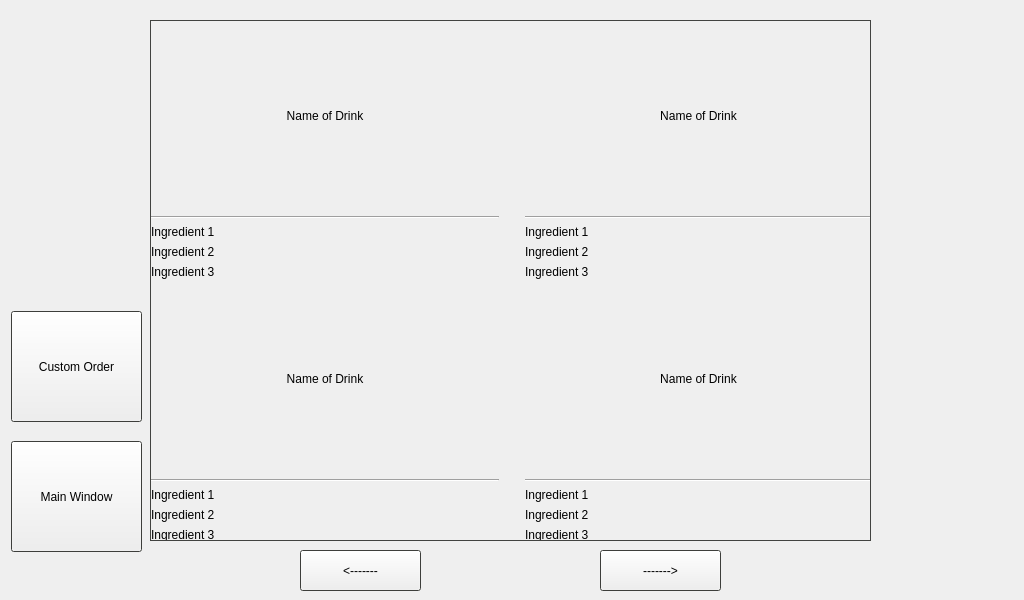
BartenderButlerBot/Application, file UI/stackedFinalSetup.ui: the form before one commit.
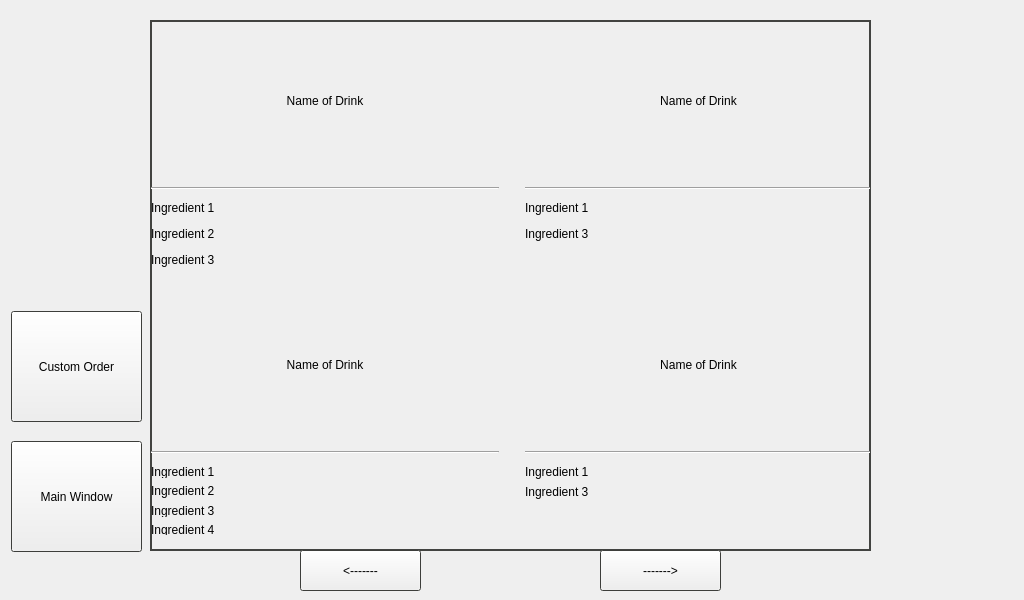
The form after the commit.

The edit to the form file:
```diff
--- a/UI/stackedFinalSetup.ui
+++ b/UI/stackedFinalSetup.ui
@@ -1435,7 +1435,7 @@
        <x>150</x>
        <y>20</y>
        <width>721</width>
-       <height>521</height>
+       <height>531</height>
       </rect>
      </property>
      <property name="frameShape">
@@ -1445,29 +1445,216 @@
       <number>0</number>
      </property>
      <widget class="QWidget" name="page_4">
+      <widget class="QFrame" name="frame">
+       <property name="geometry">
+        <rect>
+         <x>0</x>
+         <y>0</y>
+         <width>719</width>
+         <height>529</height>
+        </rect>
+       </property>
+       <property name="frameShape">
+        <enum>QFrame::StyledPanel</enum>
+       </property>
+       <property name="frameShadow">
+        <enum>QFrame::Raised</enum>
+       </property>
       <widget class="QWidget" name="gridLayoutWidget_4">
        <property name="geometry">
         <rect>
          <x>0</x>
          <y>0</y>
          <width>721</width>
-         <height>521</height>
+          <height>531</height>
         </rect>
        </property>
        <layout class="QGridLayout" name="gridLayout_menu">
         <property name="sizeConstraint">
          <enum>QLayout::SetDefaultConstraint</enum>
         </property>
+         <item row="1" column="2">
+          <layout class="QVBoxLayout" name="verticalLayout_menuRecipe_12">
+           <item>
+            <widget class="QPushButton" name="pushButton">
+             <property name="sizePolicy">
+              <sizepolicy hsizetype="MinimumExpanding" vsizetype="Fixed">
+               <horstretch>0</horstretch>
+               <verstretch>0</verstretch>
+              </sizepolicy>
+             </property>
+             <property name="minimumSize">
+              <size>
+               <width>0</width>
+               <height>150</height>
+              </size>
+             </property>
+             <property name="text">
+              <string>Name of Drink</string>
+             </property>
+             <property name="flat">
+              <bool>true</bool>
+             </property>
+            </widget>
+           </item>
+           <item>
+            <widget class="Line" name="line_menuRecipe_12">
+             <property name="orientation">
+              <enum>Qt::Horizontal</enum>
+             </property>
+            </widget>
+           </item>
+           <item>
+            <widget class="QWidget" name="widget_5" native="true">
+             <property name="sizePolicy">
+              <sizepolicy hsizetype="Preferred" vsizetype="Fixed">
+               <horstretch>0</horstretch>
+               <verstretch>0</verstretch>
+              </sizepolicy>
+             </property>
+             <property name="minimumSize">
+              <size>
+               <width>0</width>
+               <height>70</height>
+              </size>
+             </property>
+             <widget class="QWidget" name="verticalLayoutWidget_7">
+              <property name="geometry">
+               <rect>
+                <x>0</x>
+                <y>0</y>
+                <width>342</width>
+                <height>71</height>
+               </rect>
+              </property>
+              <layout class="QVBoxLayout" name="verticalLayout_ing_6">
+               <property name="sizeConstraint">
+                <enum>QLayout::SetMinAndMaxSize</enum>
+               </property>
+               <item>
+                <widget class="QLabel" name="label_recipeIng1_5">
+                 <property name="sizePolicy">
+                  <sizepolicy hsizetype="Preferred" vsizetype="Fixed">
+                   <horstretch>0</horstretch>
+                   <verstretch>0</verstretch>
+                  </sizepolicy>
+                 </property>
+                 <property name="minimumSize">
+                  <size>
+                   <width>0</width>
+                   <height>13</height>
+                  </size>
+                 </property>
+                 <property name="text">
+                  <string>Ingredient 1</string>
+                 </property>
+                </widget>
+               </item>
+               <item>
+                <widget class="QLabel" name="label_recipeIngDynamicLater2_5">
+                 <property name="sizePolicy">
+                  <sizepolicy hsizetype="Preferred" vsizetype="Fixed">
+                   <horstretch>0</horstretch>
+                   <verstretch>0</verstretch>
+                  </sizepolicy>
+                 </property>
+                 <property name="minimumSize">
+                  <size>
+                   <width>0</width>
+                   <height>13</height>
+                  </size>
+                 </property>
+                 <property name="text">
+                  <string>Ingredient 3</string>
+                 </property>
+                </widget>
+               </item>
+              </layout>
+             </widget>
+            </widget>
+           </item>
+          </layout>
+         </item>
+         <item row="0" column="0">
+          <layout class="QVBoxLayout" name="verticalLayout_menuRecipe">
+           <item>
+            <widget class="QPushButton" name="pushButton_3">
+             <property name="sizePolicy">
+              <sizepolicy hsizetype="MinimumExpanding" vsizetype="Fixed">
+               <horstretch>0</horstretch>
+               <verstretch>0</verstretch>
+              </sizepolicy>
+             </property>
+             <property name="minimumSize">
+              <size>
+               <width>0</width>
+               <height>150</height>
+              </size>
+             </property>
+             <property name="text">
+              <string>Name of Drink</string>
+             </property>
+             <property name="flat">
+              <bool>true</bool>
+             </property>
+            </widget>
+           </item>
+           <item>
+            <widget class="Line" name="line_menuRecipe">
+             <property name="orientation">
+              <enum>Qt::Horizontal</enum>
+             </property>
+            </widget>
+           </item>
+           <item>
+            <widget class="QLabel" name="label">
+             <property name="sizePolicy">
+              <sizepolicy hsizetype="Preferred" vsizetype="Maximum">
+               <horstretch>0</horstretch>
+               <verstretch>0</verstretch>
+              </sizepolicy>
+             </property>
+             <property name="minimumSize">
+              <size>
+               <width>0</width>
+               <height>70</height>
+              </size>
+             </property>
+             <property name="maximumSize">
+              <size>
+               <width>16777214</width>
+               <height>70</height>
+              </size>
+             </property>
+             <property name="text">
+              <string>&lt;html&gt;&lt;head/&gt;&lt;body&gt;&lt;p&gt;Ingredient 1&lt;/p&gt;&lt;p&gt;Ingredient 2&lt;/p&gt;&lt;p&gt;Ingredient 3&lt;/p&gt;&lt;/body&gt;&lt;/html&gt;</string>
+             </property>
+             <property name="alignment">
+              <set>Qt::AlignLeading|Qt::AlignLeft|Qt::AlignTop</set>
+             </property>
+             <property name="margin">
+              <number>5</number>
+             </property>
+            </widget>
+           </item>
+          </layout>
+         </item>
         <item row="1" column="0">
          <layout class="QVBoxLayout" name="verticalLayout_menuRecipe_11">
           <item>
            <widget class="QPushButton" name="pushButton_2">
             <property name="sizePolicy">
-             <sizepolicy hsizetype="MinimumExpanding" vsizetype="MinimumExpanding">
+              <sizepolicy hsizetype="MinimumExpanding" vsizetype="Fixed">
               <horstretch>0</horstretch>
               <verstretch>0</verstretch>
              </sizepolicy>
             </property>
+             <property name="minimumSize">
+              <size>
+               <width>0</width>
+               <height>150</height>
+              </size>
+             </property>
             <property name="text">
              <string>Name of Drink</string>
             </property>
@@ -1484,7 +1671,34 @@
            </widget>
           </item>
           <item>
-           <widget class="QLabel" name="label_recipeIng1_11">
+            <widget class="QWidget" name="widget_8" native="true">
+             <property name="sizePolicy">
+              <sizepolicy hsizetype="Preferred" vsizetype="Fixed">
+               <horstretch>0</horstretch>
+               <verstretch>0</verstretch>
+              </sizepolicy>
+             </property>
+             <property name="minimumSize">
+              <size>
+               <width>0</width>
+               <height>70</height>
+              </size>
+             </property>
+             <widget class="QWidget" name="verticalLayoutWidget_10">
+              <property name="geometry">
+               <rect>
+                <x>0</x>
+                <y>0</y>
+                <width>342</width>
+                <height>72</height>
+               </rect>
+              </property>
+              <layout class="QVBoxLayout" name="verticalLayout_ing_9">
+               <property name="sizeConstraint">
+                <enum>QLayout::SetMinAndMaxSize</enum>
+               </property>
+               <item>
+                <widget class="QLabel" name="label_recipeIng1_8">
             <property name="sizePolicy">
              <sizepolicy hsizetype="Preferred" vsizetype="Fixed">
               <horstretch>0</horstretch>
@@ -1503,7 +1717,7 @@
            </widget>
           </item>
           <item>
-           <widget class="QLabel" name="label_recipeIngDynamicLater_11">
+                <widget class="QLabel" name="label_recipeIngDynamicLater_8">
             <property name="sizePolicy">
              <sizepolicy hsizetype="Preferred" vsizetype="Fixed">
               <horstretch>0</horstretch>
@@ -1522,7 +1736,7 @@
            </widget>
           </item>
           <item>
-           <widget class="QLabel" name="label_recipeIngDynamicLater2_11">
+                <widget class="QLabel" name="label_recipeIngDynamicLater2_8">
             <property name="sizePolicy">
              <sizepolicy hsizetype="Preferred" vsizetype="Fixed">
               <horstretch>0</horstretch>
@@ -1538,6 +1752,29 @@
             <property name="text">
              <string>Ingredient 3</string>
             </property>
+                </widget>
+               </item>
+               <item>
+                <widget class="QLabel" name="label_recipeIngDynamicLater2_7">
+                 <property name="sizePolicy">
+                  <sizepolicy hsizetype="Preferred" vsizetype="Fixed">
+                   <horstretch>0</horstretch>
+                   <verstretch>0</verstretch>
+                  </sizepolicy>
+                 </property>
+                 <property name="minimumSize">
+                  <size>
+                   <width>0</width>
+                   <height>13</height>
+                  </size>
+                 </property>
+                 <property name="text">
+                  <string>Ingredient 4</string>
+                 </property>
+                </widget>
+               </item>
+              </layout>
+             </widget>
            </widget>
           </item>
          </layout>
@@ -1573,11 +1810,17 @@
           <item>
            <widget class="QPushButton" name="pushButton_4">
             <property name="sizePolicy">
-             <sizepolicy hsizetype="MinimumExpanding" vsizetype="MinimumExpanding">
+              <sizepolicy hsizetype="MinimumExpanding" vsizetype="Fixed">
               <horstretch>0</horstretch>
               <verstretch>0</verstretch>
              </sizepolicy>
             </property>
+             <property name="minimumSize">
+              <size>
+               <width>0</width>
+               <height>150</height>
+              </size>
+             </property>
             <property name="text">
              <string>Name of Drink</string>
             </property>
@@ -1604,223 +1847,40 @@
             <property name="minimumSize">
              <size>
               <width>0</width>
-              <height>13</height>
+               <height>70</height>
              </size>
             </property>
             <property name="text">
-             <string>Ingredient 1</string>
-            </property>
-           </widget>
-          </item>
-          <item>
-           <widget class="QLabel" name="label_recipeIngDynamicLater_10">
-            <property name="sizePolicy">
-             <sizepolicy hsizetype="Preferred" vsizetype="Fixed">
-              <horstretch>0</horstretch>
-              <verstretch>0</verstretch>
-             </sizepolicy>
-            </property>
-            <property name="minimumSize">
-             <size>
-              <width>0</width>
-              <height>13</height>
-             </size>
-            </property>
-            <property name="text">
-             <string>Ingredient 2</string>
-            </property>
-           </widget>
-          </item>
-          <item>
-           <widget class="QLabel" name="label_recipeIngDynamicLater2_10">
-            <property name="sizePolicy">
-             <sizepolicy hsizetype="Preferred" vsizetype="Fixed">
-              <horstretch>0</horstretch>
-              <verstretch>0</verstretch>
-             </sizepolicy>
-            </property>
-            <property name="minimumSize">
-             <size>
-              <width>0</width>
-              <height>13</height>
-             </size>
-            </property>
-            <property name="text">
-             <string>Ingredient 3</string>
-            </property>
-           </widget>
-          </item>
-         </layout>
-        </item>
-        <item row="1" column="2">
-         <layout class="QVBoxLayout" name="verticalLayout_menuRecipe_12">
-          <item>
-           <widget class="QPushButton" name="pushButton">
-            <property name="sizePolicy">
-             <sizepolicy hsizetype="MinimumExpanding" vsizetype="MinimumExpanding">
-              <horstretch>0</horstretch>
-              <verstretch>0</verstretch>
-             </sizepolicy>
-            </property>
-            <property name="text">
-             <string>Name of Drink</string>
-            </property>
-            <property name="flat">
-             <bool>true</bool>
-            </property>
-           </widget>
-          </item>
-          <item>
-           <widget class="Line" name="line_menuRecipe_12">
+              <string>&lt;html&gt;&lt;head/&gt;&lt;body&gt;&lt;p&gt;Ingredient 1&lt;/p&gt;&lt;p&gt;Ingredient 3&lt;/p&gt;&lt;/body&gt;&lt;/html&gt;</string>
+             </property>
+             <property name="alignment">
+              <set>Qt::AlignLeading|Qt::AlignLeft|Qt::AlignTop</set>
+             </property>
+             <property name="margin">
+              <number>2</number>
+             </property>
+            </widget>
+           </item>
+          </layout>
+         </item>
+         <item row="2" column="1">
+          <spacer name="verticalSpacer">
             <property name="orientation">
-             <enum>Qt::Horizontal</enum>
-            </property>
-           </widget>
-          </item>
-          <item>
-           <widget class="QLabel" name="label_recipeIng1_12">
-            <property name="sizePolicy">
-             <sizepolicy hsizetype="Preferred" vsizetype="Fixed">
-              <horstretch>0</horstretch>
-              <verstretch>0</verstretch>
-             </sizepolicy>
-            </property>
-            <property name="minimumSize">
+            <enum>Qt::Vertical</enum>
+           </property>
+           <property name="sizeType">
+            <enum>QSizePolicy::Fixed</enum>
+           </property>
+           <property name="sizeHint" stdset="0">
              <size>
               <width>0</width>
-              <height>13</height>
-             </size>
-            </property>
-            <property name="text">
-             <string>Ingredient 1</string>
-            </property>
-           </widget>
-          </item>
-          <item>
-           <widget class="QLabel" name="label_recipeIngDynamicLater_12">
-            <property name="sizePolicy">
-             <sizepolicy hsizetype="Preferred" vsizetype="Fixed">
-              <horstretch>0</horstretch>
-              <verstretch>0</verstretch>
-             </sizepolicy>
-            </property>
-            <property name="minimumSize">
-             <size>
-              <width>0</width>
-              <height>13</height>
-             </size>
-            </property>
-            <property name="text">
-             <string>Ingredient 2</string>
-            </property>
-           </widget>
-          </item>
-          <item>
-           <widget class="QLabel" name="label_recipeIngDynamicLater2_12">
-            <property name="sizePolicy">
-             <sizepolicy hsizetype="Preferred" vsizetype="Fixed">
-              <horstretch>0</horstretch>
-              <verstretch>0</verstretch>
-             </sizepolicy>
-            </property>
-            <property name="minimumSize">
-             <size>
-              <width>0</width>
-              <height>13</height>
-             </size>
-            </property>
-            <property name="text">
-             <string>Ingredient 3</string>
-            </property>
-           </widget>
-          </item>
-         </layout>
-        </item>
-        <item row="0" column="0">
-         <layout class="QVBoxLayout" name="verticalLayout_menuRecipe">
-          <item>
-           <widget class="QPushButton" name="pushButton_3">
-            <property name="sizePolicy">
-             <sizepolicy hsizetype="MinimumExpanding" vsizetype="MinimumExpanding">
-              <horstretch>0</horstretch>
-              <verstretch>0</verstretch>
-             </sizepolicy>
-            </property>
-            <property name="text">
-             <string>Name of Drink</string>
-            </property>
-            <property name="flat">
-             <bool>true</bool>
-            </property>
-           </widget>
-          </item>
-          <item>
-           <widget class="Line" name="line_menuRecipe">
-            <property name="orientation">
-             <enum>Qt::Horizontal</enum>
-            </property>
-           </widget>
-          </item>
-          <item>
-           <widget class="QLabel" name="label_recipeIng1">
-            <property name="sizePolicy">
-             <sizepolicy hsizetype="Preferred" vsizetype="Fixed">
-              <horstretch>0</horstretch>
-              <verstretch>0</verstretch>
-             </sizepolicy>
-            </property>
-            <property name="minimumSize">
-             <size>
-              <width>0</width>
-              <height>13</height>
-             </size>
-            </property>
-            <property name="text">
-             <string>Ingredient 1</string>
-            </property>
-           </widget>
-          </item>
-          <item>
-           <widget class="QLabel" name="label_recipeIngDynamicLater">
-            <property name="sizePolicy">
-             <sizepolicy hsizetype="Preferred" vsizetype="Fixed">
-              <horstretch>0</horstretch>
-              <verstretch>0</verstretch>
-             </sizepolicy>
-            </property>
-            <property name="minimumSize">
-             <size>
-              <width>0</width>
-              <height>13</height>
-             </size>
-            </property>
-            <property name="text">
-             <string>Ingredient 2</string>
-            </property>
-           </widget>
-          </item>
-          <item>
-           <widget class="QLabel" name="label_recipeIngDynamicLater2">
-            <property name="sizePolicy">
-             <sizepolicy hsizetype="Preferred" vsizetype="Fixed">
-              <horstretch>0</horstretch>
-              <verstretch>0</verstretch>
-             </sizepolicy>
-            </property>
-            <property name="minimumSize">
-             <size>
-              <width>0</width>
-              <height>13</height>
-             </size>
-            </property>
-            <property name="text">
-             <string>Ingredient 3</string>
-            </property>
-           </widget>
-          </item>
-         </layout>
-        </item>
-       </layout>
+             <height>10</height>
+            </size>
+           </property>
+          </spacer>
+         </item>
+        </layout>
+       </widget>
       </widget>
      </widget>
      <widget class="QWidget" name="page_5">
```
Left out of the diff: 2 changed lines with no effect on the pictures. Lines whose indentation alone changed are shown as unchanged.
